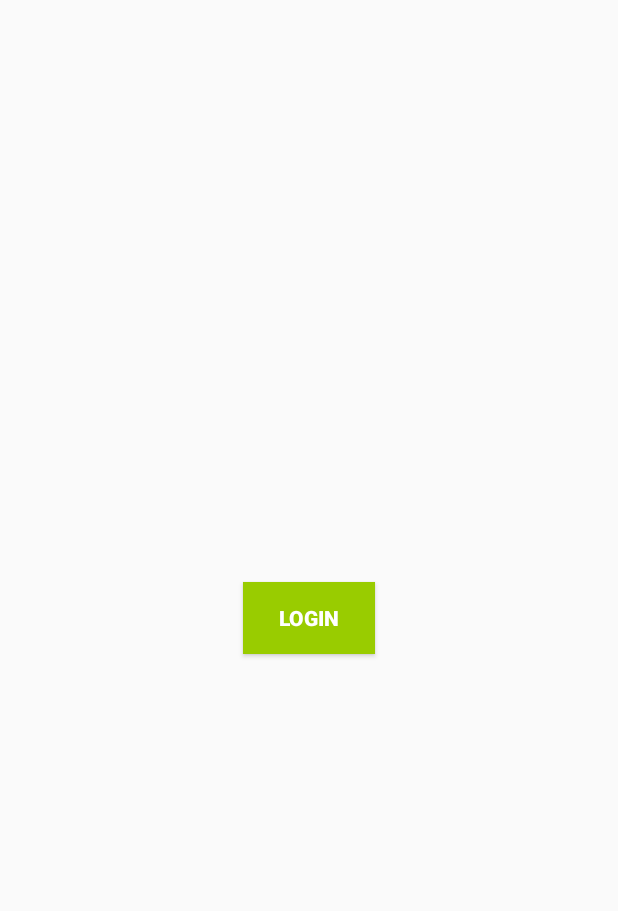
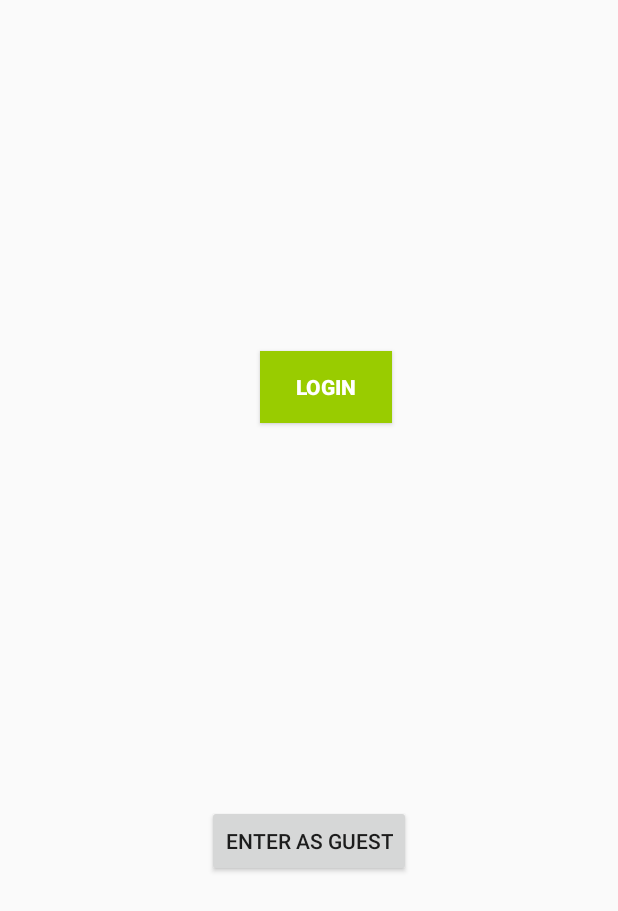
Before and after one commit to Prateek-Agarwal-20/pocket-party, an Android app: the screen it shows after launch (LoginActivity), on a phone screen of 412 x 824 dp. Shown: the top 911 px of the screen. Run offline under Robolectric (Android 15) with nearby library versions, the phone set to English and light mode, and no system bars; our stand-ins replace Firebase (no records; nobody signed in at launch, a user with empty details on screens opened directly); libraries missing offline, so code that uses them is left out: com.spotify.android.

```diff
--- a/app/src/main/java/com/example/pocketparty/LoginActivity.kt
+++ b/app/src/main/java/com/example/pocketparty/LoginActivity.kt
@@ -28,6 +28,10 @@ class LoginActivity : AppCompatActivity() {
 
         loginBtn.setOnClickListener {
             Authentication.connectToSpotify(this)
+        }
+
+        enterBtn.setOnClickListener {
+            startActivity(Intent(this@LoginActivity, MainActivity::class.java))
         }
 
         auth = FirebaseAuth.getInstance()
--- a/app/src/main/java/com/example/pocketparty/data/SpotifyAppRemoteSingleton.kt
+++ b/app/src/main/java/com/example/pocketparty/data/SpotifyAppRemoteSingleton.kt
@@ -5,5 +5,5 @@ import com.spotify.android.appremote.api.SpotifyAppRemote
 import kotlinx.android.parcel.Parcelize
 
 object SpotifyAppRemoteSingleton  {
-    lateinit var spotifyAppRemote : SpotifyAppRemote
+    var spotifyAppRemote : SpotifyAppRemote? = null
 }
--- a/app/src/main/res/layout/activity_main.xml
+++ b/app/src/main/res/layout/activity_main.xml
@@ -8,8 +8,6 @@
         android:layout_height="match_parent"
         android:fitsSystemWindows="true"
         tools:openDrawer="start">
-
-
 
     <include
             layout="@layout/app_bar_main"
--- a/app/src/main/res/layout/login_screen.xml
+++ b/app/src/main/res/layout/login_screen.xml
@@ -9,10 +9,26 @@
             android:text="@string/login_btn_text"
             android:layout_width="wrap_content"
             android:layout_height="wrap_content"
-            android:id="@+id/loginBtn" android:layout_marginTop="8dp"
-            app:layout_constraintTop_toTopOf="parent" android:layout_marginBottom="8dp"
-            app:layout_constraintBottom_toBottomOf="parent" app:layout_constraintStart_toStartOf="parent"
+            android:id="@+id/loginBtn" android:layout_marginTop="160dp"
+            app:layout_constraintTop_toTopOf="parent"
+            app:layout_constraintStart_toStartOf="parent"
             android:layout_marginStart="8dp" app:layout_constraintEnd_toEndOf="parent" android:layout_marginEnd="8dp"
             android:background="@android:color/holo_green_light" android:textColor="@android:color/white"
-            android:textStyle="bold"/>
+            android:textStyle="bold" app:layout_constraintHorizontal_bias="0.537"
+            android:layout_marginBottom="8dp" app:layout_constraintBottom_toTopOf="@+id/guideline4"/>
+    <Button
+            android:text="Enter As Guest"
+            android:layout_width="wrap_content"
+            android:layout_height="wrap_content"
+            android:id="@+id/enterBtn" android:layout_marginBottom="8dp"
+            app:layout_constraintBottom_toBottomOf="parent" app:layout_constraintStart_toStartOf="parent"
+            android:layout_marginStart="8dp"
+            android:layout_marginTop="8dp" app:layout_constraintTop_toBottomOf="@+id/loginBtn"
+            app:layout_constraintVertical_bias="0.516" android:layout_marginEnd="8dp"
+            app:layout_constraintEnd_toEndOf="parent"/>
+    <android.support.constraint.Guideline
+            android:orientation="horizontal"
+            android:layout_width="wrap_content"
+            android:layout_height="wrap_content" app:layout_constraintGuide_begin="364dp" android:id="@+id/guideline4"/>
+
 </android.support.constraint.ConstraintLayout>
--- a/app/src/main/res/menu/main.xml
+++ b/app/src/main/res/menu/main.xml
@@ -5,4 +5,5 @@
           android:title="@string/action_settings"
           android:orderInCategory="100"
           app:showAsAction="never"/>
+
 </menu>
--- a/app/src/main/res/values/strings.xml
+++ b/app/src/main/res/values/strings.xml
@@ -6,6 +6,7 @@
     <string name="nav_header_subtitle">android.studio@android.com</string>
     <string name="nav_header_desc">Navigation header</string>
     <string name="action_settings">Settings</string>
+    <string name="action_search">Search</string>
     <string name="com_spotify_sdk_redirect_scheme">pocket-party</string>
     <string name="com_spotify_sdk_redirect_host">spotify-login</string>
     <string name="flash">Flash</string>
@@ -13,6 +14,7 @@
     <string name="login_btn_text">Login</string>
     <string name="title_activity_login">LoginActivity</string>
     <string name="title_activity_scrolling">ScrollingActivity</string>
+    <string name="search_hint">Search songs or artists</string>
     <string name="large_text">
         "Material is the metaphor.\n\n"
 
--- /dev/null
+++ b/app/src/main/res/xml/searchable.xml
@@ -0,0 +1,5 @@
+<?xml version="1.0" encoding="utf-8"?>
+<searchable xmlns:android="http://schemas.android.com/apk/res/android"
+            android:label="@string/app_name"
+            android:hint="@string/search_hint" >
+</searchable>
```
Also changed, not shown: app/src/main/AndroidManifest.xml (+5 -3 lines), app/src/main/java/com/example/pocketparty/MainActivity.kt (+24 -7 lines), app/src/main/res/drawable-anydpi/ic_search.xml (added, +9 -0 lines), app/src/main/res/layout/app_bar_main.xml (+14 -2 lines).
